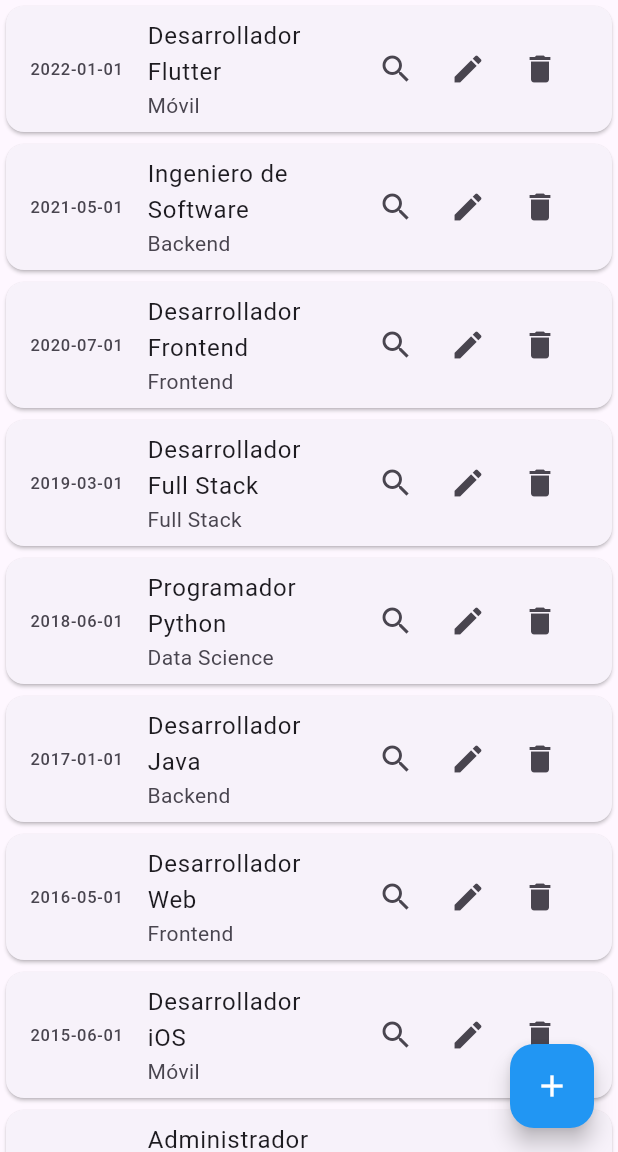
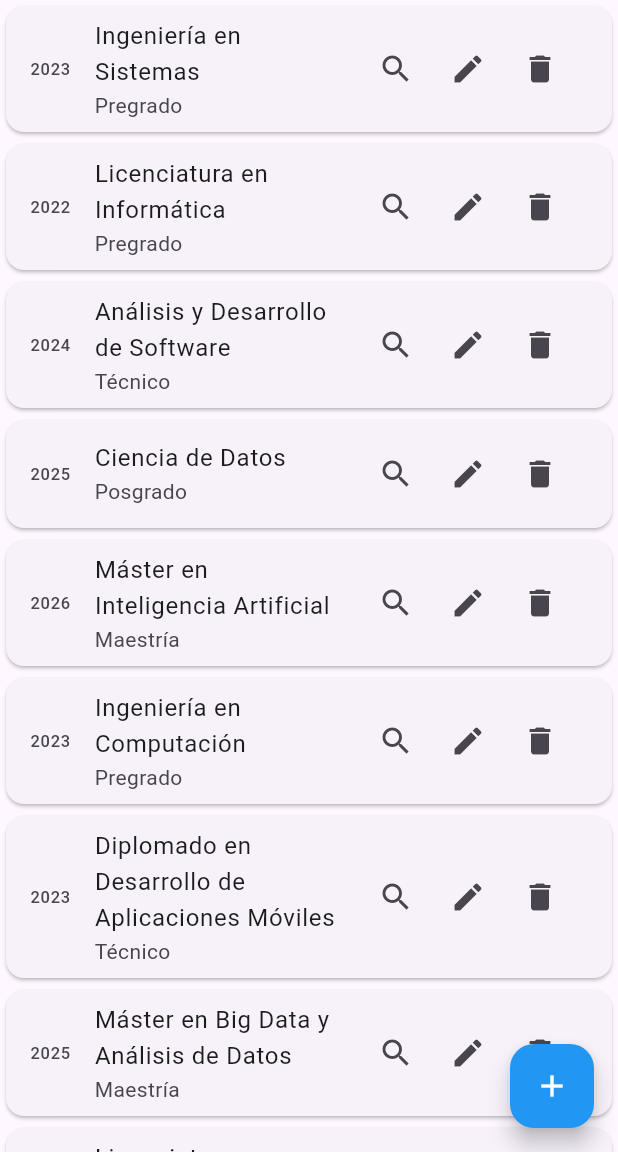
Before and after one commit to jeferson-hernandez08/FlutterADSO2873711, a Flutter app: the screen it shows after launch, in the side drawer, after a tap on "Educación Formal", on a phone screen of 412 x 824 dp, the part 84-1236 px from its top. Run offline on Flutter 3.47's test engine with Material 3 defaults, Android fonts, the phone set to English and light mode, and no system bars; our stand-ins replace get; network calls fail.

Commit message:
Se traen y se consumen los datos de list Map Educacion Formal en el menu educacion formal

```diff
--- a/Ejemplos_Flutter/curriculum_vitae_v1_adso/lib/controllers/myController.dart
+++ b/Ejemplos_Flutter/curriculum_vitae_v1_adso/lib/controllers/myController.dart
@@ -4,8 +4,9 @@ import 'package:get/get.dart';
 
 class Mycontroller extends GetxController {
   final _titulo = "Curriculum Vitae V2 - ADSO".obs;              // Definimos una variable tipo String con un observable
-  final _listaExperienciaLaboral = [].obs;                       // para verificar cambios dentro de la aplicación y poder impactar o actualizar algún  widget o componente
-                                                                 // en nuestra app.
+  final _listaExperienciaLaboral = [].obs;                       // para verificar cambios dentro de la aplicación y poder impactar o actualizar algún  widget o componente en nuestra app.
+  final _listaEducacionFormal    = [].obs;
+
   void cambiarTitulo(String item) {
     _titulo.value = item;
   }
@@ -29,4 +30,11 @@ class Mycontroller extends GetxController {
   String get Titulo => _titulo.value;
   List get ListaExperienciaLaboral => _listaExperienciaLaboral.value;
 
+  // Metodos Educación Formal
+  void cambiarListaEducacionFormal(List item) {     // Con este metodo cambiaListaEducacionFormal tomamos la lista listaformacionAcademica como parametro o argumento
+    _listaEducacionFormal.value = item;            // List item es la lista de datos que recibe y contiene la lista listaformacionAcademica
+  }                                               // Luego se le asigna el valor de item (que es la lista de listaformacionAcademica ) a _listaExperienciaLaboral.value
+
+  List get ListaEducacionFormal => _listaEducacionFormal.value;
+
 }
--- a/Ejemplos_Flutter/curriculum_vitae_v1_adso/lib/data/educacionFormalData.dart
+++ b/Ejemplos_Flutter/curriculum_vitae_v1_adso/lib/data/educacionFormalData.dart
@@ -1,73 +1,73 @@
 import 'package:flutter/material.dart';
 
-List<Map<String, dynamic>> formacionAcademicaLista = [
+List<Map<String, dynamic>> listaformacionAcademica = [
   {
     'id': 1,
     'titulo': 'Ingeniería en Sistemas',
-    'anioFinalizacion': 2023,
+    'anioFinalizacion': '2023',
     'tipoEstudio': 'Pregrado',
     'color': Colors.blue, // Azul para Pregrado
   },
   {
     'id': 2,
     'titulo': 'Licenciatura en Informática',
-    'anioFinalizacion': 2022,
+    'anioFinalizacion': '2022',
     'tipoEstudio': 'Pregrado',
     'color': Colors.blue, // Azul para Pregrado
   },
   {
     'id': 3,
     'titulo': 'Análisis y Desarrollo de Software',
-    'anioFinalizacion': 2024,
+    'anioFinalizacion': '2024',
     'tipoEstudio': 'Técnico',
     'color': Colors.green, // Verde para Técnico
   },
   {
     'id': 4,
     'titulo': 'Ciencia de Datos',
-    'anioFinalizacion': 2025,
+    'anioFinalizacion': '2025',
     'tipoEstudio': 'Posgrado',
     'color': Colors.orange, // Naranja para Posgrado
   },
   {
     'id': 5,
     'titulo': 'Máster en Inteligencia Artificial',
-    'anioFinalizacion': 2026,
+    'anioFinalizacion': '2026',
     'tipoEstudio': 'Maestría',
     'color': Colors.purple, // Púrpura para Maestría
   },
   {
     'id': 6,
     'titulo': 'Ingeniería en Computación',
-    'anioFinalizacion': 2023,
+    'anioFinalizacion': '2023',
     'tipoEstudio': 'Pregrado',
     'color': Colors.blue, // Azul para Pregrado
   },
   {
     'id': 7,
     'titulo': 'Diplomado en Desarrollo de Aplicaciones Móviles',
-    'anioFinalizacion': 2023,
+    'anioFinalizacion': '2023',
     'tipoEstudio': 'Técnico',
     'color': Colors.green, // Verde para Técnico
   },
   {
     'id': 8,
     'titulo': 'Máster en Big Data y Análisis de Datos',
-    'anioFinalizacion': 2025,
+    'anioFinalizacion': '2025',
     'tipoEstudio': 'Maestría',
     'color': Colors.purple, // Púrpura para Maestría
   },
   {
     'id': 9,
     'titulo': 'Licenciatura en Ciencias de la Computación',
-    'anioFinalizacion': 2022,
+    'anioFinalizacion': '2022',
     'tipoEstudio': 'Pregrado',
     'color': Colors.blue, // Azul para Pregrado
   },
   {
     'id': 10,
     'titulo': 'Certificación en Desarrollo Web Full Stack',
-    'anioFinalizacion': 2023,
+    'anioFinalizacion': '2023',
     'tipoEstudio': 'Técnico',
     'color': Colors.green, // Verde para Técnico
   },
--- a/Ejemplos_Flutter/curriculum_vitae_v1_adso/lib/educacionFormal/principalEducacionFormal.dart
+++ b/Ejemplos_Flutter/curriculum_vitae_v1_adso/lib/educacionFormal/principalEducacionFormal.dart
@@ -34,9 +34,9 @@ class _PrincipalEducacionFormalState extends State<PrincipalEducacionFormal> {
         itemBuilder:(BuildContext context, int index) {
           return Card(
             child: ListTile(
-              title: Text(miControlador.ListaExperienciaLaboral[index]["titulo"]),         // Lista donde tenemos los diferentes elementos.
-              subtitle: Text(miControlador.ListaExperienciaLaboral[index]["categoria"]),  // Accedemos a la lista experiencia laboral en la posicion index
-              leading: Text(miControlador.ListaExperienciaLaboral[index]["fechaInicio"]),
+              title: Text(miControlador.ListaEducacionFormal[index]["titulo"]),            // Lista donde tenemos los diferentes elementos.
+              subtitle: Text(miControlador.ListaEducacionFormal[index]["tipoEstudio"]),   // Accedemos a la lista educacion formal en la posicion index
+              leading: Text(miControlador.ListaEducacionFormal[index]["anioFinalizacion"]),  // ****AQUI QUEDE YA ESTOY CONSUMIENDO LOS DATOS EN EL MENU****
               trailing:
                   Row(
                     mainAxisSize: MainAxisSize.min,
--- a/Ejemplos_Flutter/curriculum_vitae_v1_adso/lib/main.dart
+++ b/Ejemplos_Flutter/curriculum_vitae_v1_adso/lib/main.dart
@@ -1,12 +1,14 @@
 import 'package:curriculum_vitae_v1_adso/controllers/myController.dart';
 import 'package:flutter/material.dart';
 import 'package:get/get.dart';
+import 'data/educacionFormalData.dart';
 import 'data/experienciaData.dart';
 import 'interfaz/principal.dart';
 
 void main(List<String> args) {
   Get.put(Mycontroller());
-  miControlador.cambiarListaExperienciaLaboral(listaExperienciaDesarrollador);   // Esta funcioon es para traernos todos los elementos de la lista
+  miControlador.cambiarListaExperienciaLaboral(listaExperienciaDesarrollador);   // Esta funcion es para traernos todos los elementos de la lista
+  miControlador.cambiarListaEducacionFormal(listaformacionAcademica);             // Llamamos al metodo cambiarListaEducacionFormal y le enviamos la lista de datos listaformacionAcademica lo cual Nos traemos y enviamos todos los elementos de la lista listaformacionAcademica de educacionFormalData.dart
   runApp(Principal());                                                           // De esta manera nos traemos una Api
 }
 
```
